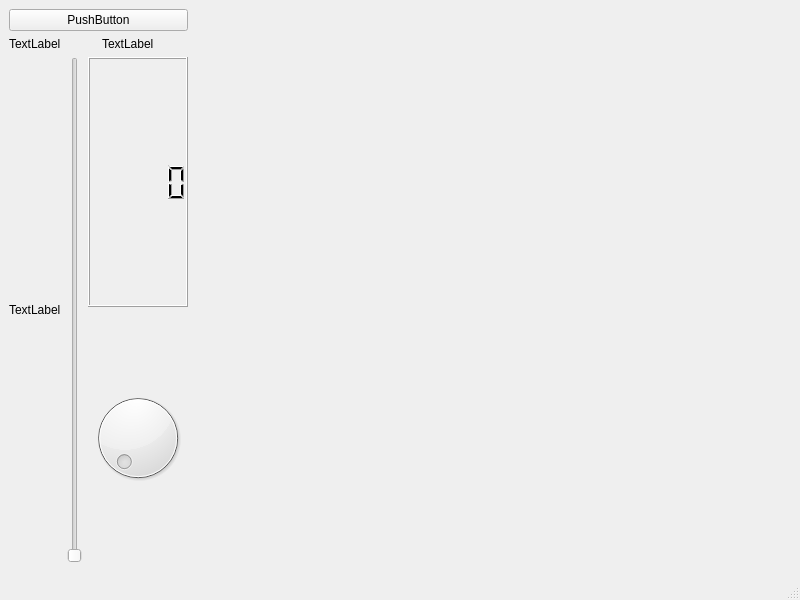
Old version of the form layout/mainwindow.ui in the repository love996/qt.
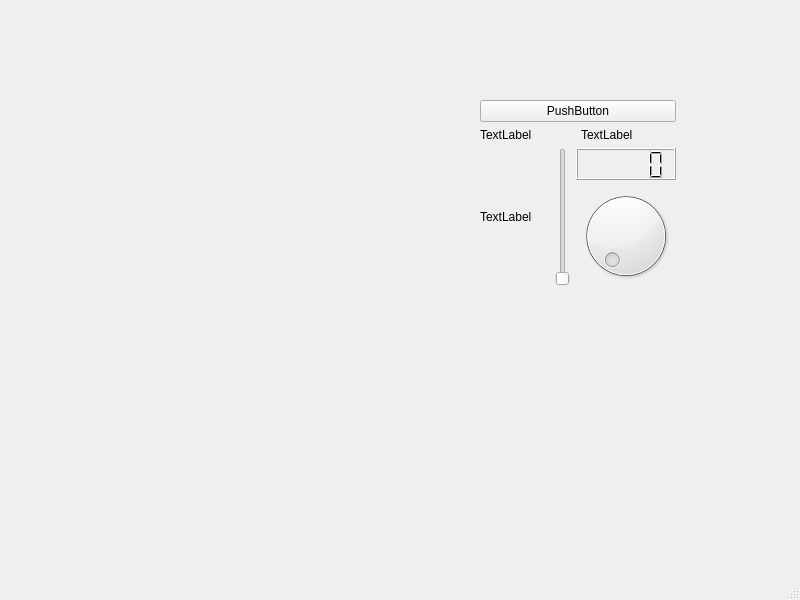
New version of the form.

Diff of the .ui file:
```diff
--- a/layout/mainwindow.ui
+++ b/layout/mainwindow.ui
@@ -14,8 +14,15 @@
    <string>MainWindow</string>
   </property>
   <widget class="QWidget" name="centralwidget">
-   <layout class="QFormLayout" name="formLayout">
-    <item row="0" column="0">
+   <widget class="QWidget" name="">
+    <property name="geometry">
+     <rect>
+      <x>480</x>
+      <y>100</y>
+      <width>196</width>
+      <height>186</height>
+     </rect>
+    </property>
      <layout class="QVBoxLayout" name="verticalLayout_3">
       <item>
        <layout class="QVBoxLayout" name="verticalLayout_2">
@@ -79,14 +86,7 @@
        </layout>
       </item>
      </layout>
-    </item>
-    <item row="0" column="1">
-     <layout class="QFormLayout" name="formLayout_2"/>
-    </item>
-    <item row="1" column="0">
-     <layout class="QVBoxLayout" name="verticalLayout_4"/>
-    </item>
-   </layout>
+   </widget>
   </widget>
   <widget class="QMenuBar" name="menubar">
    <property name="geometry">
```
Lines whose indentation alone changed are shown as unchanged.
